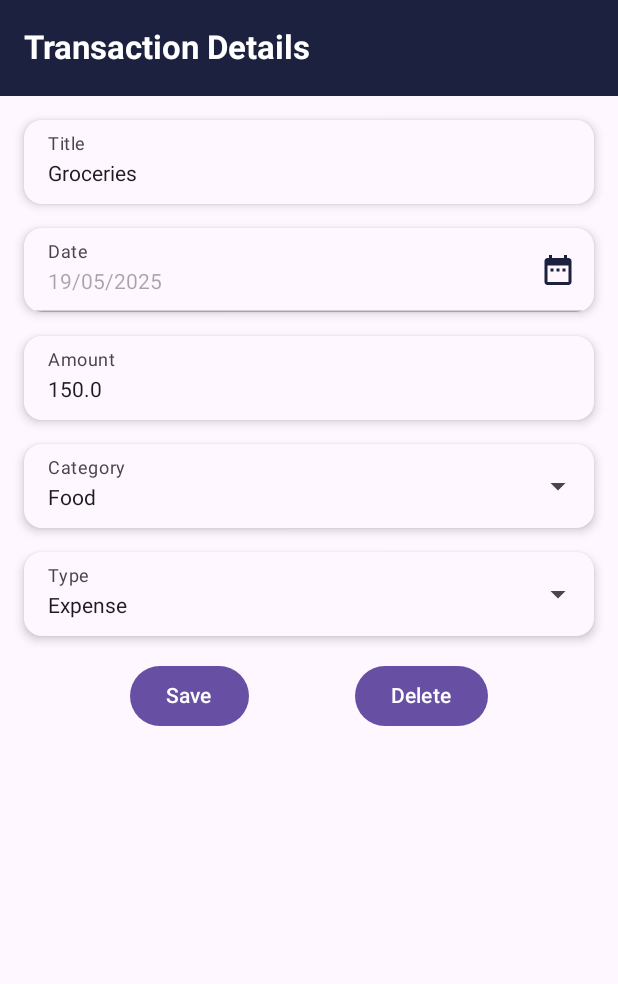
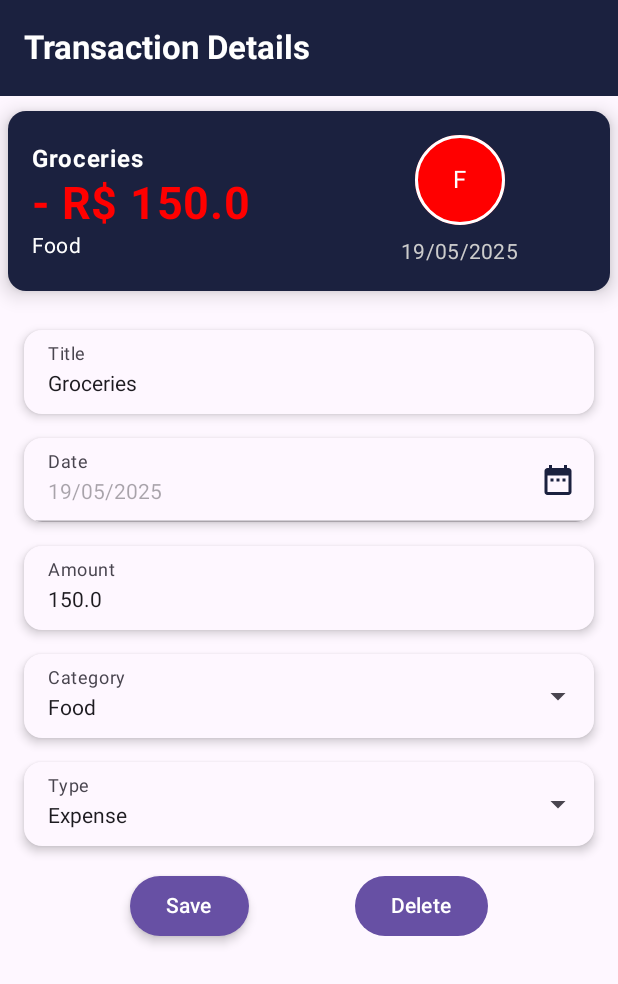
Before and after one commit to SantBreno/fintrack, an Android app built with Jetpack Compose: the @Preview function TransactionDetailScreenPreview, on a phone screen of 412 x 824 dp. Shown: the top 984 px of the screen. Run offline under Robolectric (Android 15) with nearby library versions, the light colour scheme and no system bars; our stand-ins replace Room's generated code.

Commit message:
feat: Enhance TransactionDetailScreen UI
This commit introduces a new information card at the top of the `TransactionDetailScreen` to display key transaction details.

The new card includes:
- Transaction title, amount (colored based on type - red for expense, green for income), and category.
- A circular badge with the first letter of the category, colored based on transaction type.
- Transaction date.

This change improves the visual presentation and provides a quick overview of the transaction.

```diff
--- a/app/src/main/java/com/devsant/fintrack/ui/screens/TransactionDetailScreen.kt
+++ b/app/src/main/java/com/devsant/fintrack/ui/screens/TransactionDetailScreen.kt
@@ -1,14 +1,21 @@
 package com.devsant.fintrack.ui.screens
 
+import androidx.compose.foundation.background
+import androidx.compose.foundation.border
 import androidx.compose.foundation.layout.Arrangement
+import androidx.compose.foundation.layout.Box
 import androidx.compose.foundation.layout.Column
 import androidx.compose.foundation.layout.Row
 import androidx.compose.foundation.layout.Spacer
 import androidx.compose.foundation.layout.fillMaxWidth
 import androidx.compose.foundation.layout.height
 import androidx.compose.foundation.layout.padding
+import androidx.compose.foundation.layout.size
+import androidx.compose.foundation.layout.width
+import androidx.compose.foundation.shape.CircleShape
 import androidx.compose.foundation.shape.RoundedCornerShape
 import androidx.compose.material3.Button
+import androidx.compose.material3.ButtonDefaults
 import androidx.compose.material3.Card
 import androidx.compose.material3.CardDefaults
 import androidx.compose.material3.DropdownMenuItem
@@ -36,6 +43,7 @@ import androidx.compose.ui.graphics.Color
 import androidx.compose.ui.text.font.FontWeight
 import androidx.compose.ui.tooling.preview.Preview
 import androidx.compose.ui.unit.dp
+import androidx.compose.ui.unit.sp
 import androidx.navigation.NavHostController
 import androidx.navigation.compose.rememberNavController
 import com.devsant.fintrack.model.Transaction
@@ -123,9 +131,83 @@ fun TransactionDetailScreenContent(
         Column(
             modifier = Modifier
                 .padding(innerPadding)
+        ){
+            Card(
+                modifier = Modifier
+                    .fillMaxWidth()
+                    .padding(vertical = 10.dp, horizontal = 5.dp)
+                    .height(120.dp)
+                    .width(200.dp),
+                shape = RoundedCornerShape(12.dp),
+                elevation = CardDefaults.cardElevation(defaultElevation = 8.dp),
+                colors = CardDefaults.cardColors(containerColor = Color(0xFF1B213F)),
+            ) {
+                Row(
+                    modifier = Modifier,
+                    verticalAlignment = Alignment.CenterVertically
+                ) {
+                    Column (
+                        modifier = Modifier
                             .padding(16.dp)
+                            .weight(1f)
                     ){
+                        Text(
+                            text = transaction.title,
+                            style = MaterialTheme.typography.bodyLarge.copy(fontWeight = FontWeight.Bold),
+                            color = Color.White
+                        )
+                        Text(
+                            text = (if (transaction.type == "Expense") "- " else "+ ") + "R$ ${transaction.amount}",
+                            style = MaterialTheme.typography.bodyLarge.copy(fontWeight = FontWeight.Bold, fontSize = 30.sp),
+                            color = if (transaction.type == "Expense") Color.Red else Color(0xFF56B25C)
+                        )
+                        Text(
+                            text = transaction.category,
+                            style = MaterialTheme.typography.bodyMedium,
+                            color = Color.White
+                        )
+                    }
 
+                    Column(
+                        modifier = Modifier
+                            .padding(16.dp)
+                            .weight(1f),
+                        horizontalAlignment = Alignment.CenterHorizontally
+
+                    ){
+                        Box(
+                            modifier = Modifier
+                                .size(60.dp)
+                                .background(
+                                    color = if(transaction.type == "Income") Color(0xFF56B25C) else Color.Red,
+                                    shape = CircleShape
+                                )
+                                .border(width = 2.dp, color = Color.White, shape = CircleShape)
+                            ,
+                            contentAlignment = Alignment.Center
+                        ) {
+                            Text(
+                                text = transaction.category.firstOrNull()?.uppercase() ?: "?",
+                                style = MaterialTheme.typography.bodyLarge,
+                                color = Color.White
+                            )
+                        }
+                        Spacer(modifier = Modifier.height(8.dp))
+                        Text(
+                            text = transaction.date,
+                            style = MaterialTheme.typography.bodyMedium,
+                            color = Color.LightGray
+                        )
+                    }
+
+                }
+
+            }
+
+
+            Column(
+                modifier = Modifier.padding(16.dp)
+            ) {
                 Card(
                     modifier = Modifier,
                     shape = RoundedCornerShape(12.dp),
@@ -310,9 +392,15 @@ fun TransactionDetailScreenContent(
                     horizontalArrangement = Arrangement.SpaceEvenly,
                     verticalAlignment = Alignment.CenterVertically
                 ) {
-                Button(onClick = onSave) { Text("Save") }
+                    Button(onClick = onSave, elevation = ButtonDefaults.buttonElevation(
+                        defaultElevation = 4.dp,
+                        pressedElevation = 8.dp)
+                    ) { Text("Save") }
                     Button(onClick = onDelete) { Text("Delete") }
                 }
+            }
+
+
         }
     }
 }
```
Lines whose indentation alone changed are shown as unchanged.
